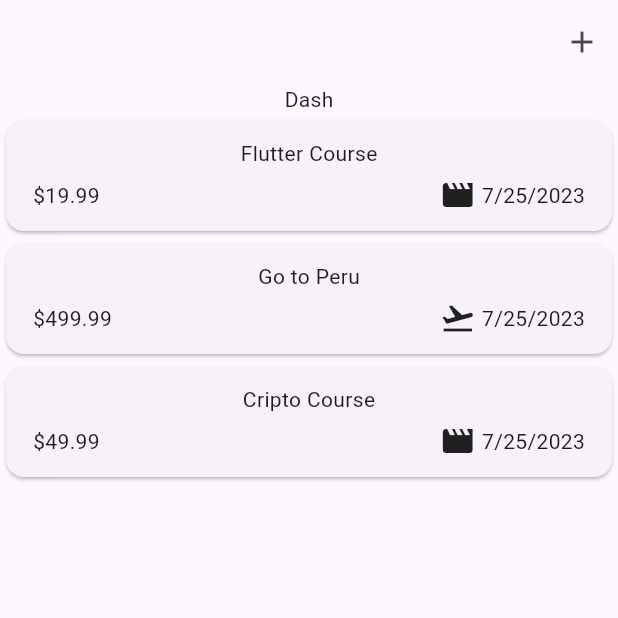
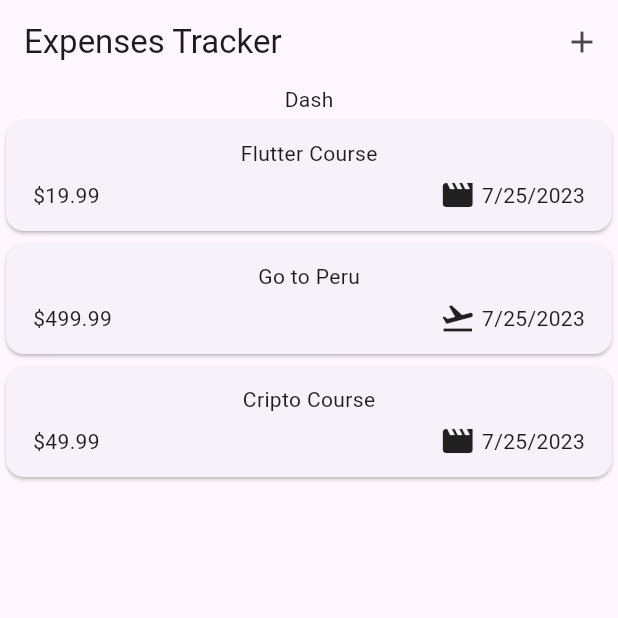
Before and after one commit to JoaoVitorLima242/expenses_tracker, a Flutter app: the screen it shows after launch, on a phone screen of 412 x 824 dp, the top half of it. Run offline on Flutter 3.47's test engine with Material 2 defaults, Android fonts, the phone set to English and light mode, and no system bars.

Commit message:
add title to app bar

```diff
--- a/lib/screens/expenses_screen.dart
+++ b/lib/screens/expenses_screen.dart
@@ -18,6 +18,7 @@ class _ExpenseScreen extends State<ExpensesScreen> {
   Widget build(BuildContext context) {
     return Scaffold(
       appBar: AppBar(
+        title: const Text('Expenses Tracker'),
         actions: [
           IconButton(
             onPressed: onAddExpense,
```
